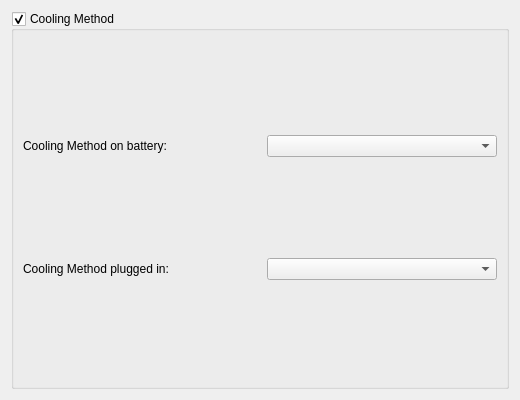
First picture: the form in kcm/powersave.ui, repository jfmcarreira/ktoshiba, before the edit.
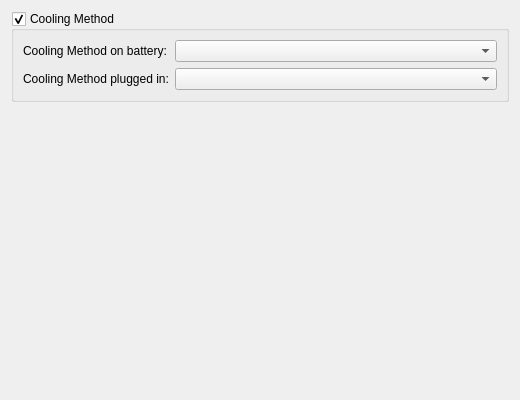
Second picture: the form after the edit.

The edit to the form file:
```diff
--- a/kcm/powersave.ui
+++ b/kcm/powersave.ui
@@ -14,14 +14,14 @@
   <property name="windowTitle">
    <string>Power Save</string>
   </property>
-  <layout class="QVBoxLayout" name="verticalLayout">
-   <item>
+  <layout class="QFormLayout" name="formLayout">
+   <item row="0" column="0" colspan="2">
     <widget class="QGroupBox" name="groupBox">
      <property name="title">
       <string>Cooling Method</string>
      </property>
      <property name="flat">
-      <bool>true</bool>
+      <bool>false</bool>
      </property>
      <property name="checkable">
       <bool>true</bool>
@@ -29,30 +29,7 @@
      <property name="checked">
       <bool>true</bool>
      </property>
-     <property name="toolTip">
-      <string>Toggles the Cooling Method monitoring feature.  The laptop fan changes its speed according to the method selected.</string>
-     </property>
-     <property name="whatsThis">
-      <string>Toggles the Cooling Method monitoring feature.  The laptop fan changes its speed according to the method selected.</string>
-     </property>
-     <layout class="QGridLayout" name="gridLayout">
-      <item row="0" column="2">
-       <widget class="QComboBox" name="cooling_method_battery_combobox">
-        <property name="toolTip">
-         <string>Changes the fan Cooling Method when the laptop is running on battery.</string>
-        </property>
-        <property name="whatsThis">
-         <string>Changes the fan Cooling Method when the laptop is running on battery.</string>
-        </property>
-       </widget>
-      </item>
-      <item row="0" column="1">
-       <spacer name="cooling_battery_spacer">
-        <property name="orientation">
-         <enum>Qt::Horizontal</enum>
-        </property>
-       </spacer>
-      </item>
+     <layout class="QFormLayout" name="formLayout_2">
       <item row="0" column="0">
        <widget class="QLabel" name="cooling_method_battery_label">
         <property name="text">
@@ -60,6 +37,16 @@
         </property>
        </widget>
       </item>
+      <item row="0" column="1">
+       <widget class="QComboBox" name="cooling_method_battery_combobox">
+        <property name="toolTip">
+         <string>Changes the fan Cooling Method when the laptop is running on battery.</string>
+        </property>
+        <property name="whatsThis">
+         <string>Changes the fan Cooling Method when the laptop is running on battery.</string>
+        </property>
+       </widget>
+      </item>
       <item row="1" column="0">
        <widget class="QLabel" name="cooling_method_plugged_label">
         <property name="text">
@@ -68,13 +55,6 @@
        </widget>
       </item>
       <item row="1" column="1">
-       <spacer name="cooling_plugged_spacer">
-        <property name="orientation">
-         <enum>Qt::Horizontal</enum>
-        </property>
-       </spacer>
-      </item>
-      <item row="1" column="2">
        <widget class="QComboBox" name="cooling_method_plugged_combobox">
         <property name="toolTip">
          <string>Changes the fan Cooling Method when the laptop is connected to AC.</string>
```
Left out of the diff: 6 changed lines with no effect on the pictures.
